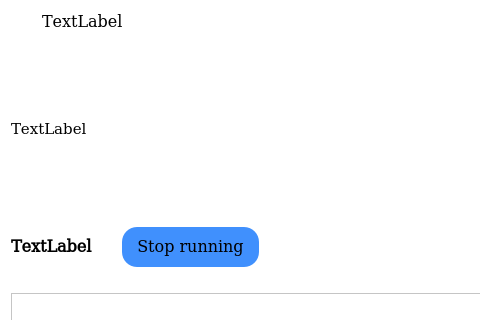
The window that ui_run.ui (BiaPyX/BiaPy-GUI) describes before a commit, drawn with Qt 5; both pictures show x 0 to 480 and y 0 to 320 of the 1181 by 520 pixel window.
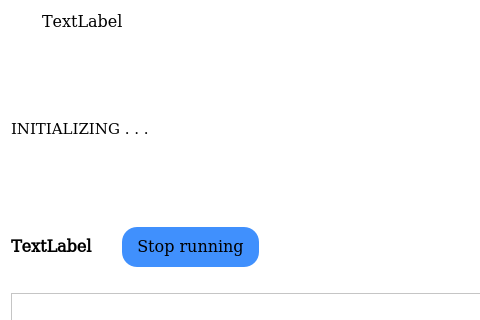
The same window after the commit. Icons and pictures are not drawn.

Commit message: Add a dialog when checking the configuration file

Diff of the .ui file:
```diff
--- a/ui_run.ui
+++ b/ui_run.ui
@@ -357,7 +357,7 @@
                   </font>
                  </property>
                  <property name="text">
-                  <string>TextLabel</string>
+                  <string>INITIALIZING . . . </string>
                  </property>
                  <property name="openExternalLinks">
                   <bool>true</bool>
```
The commit also changes 6 other files.
